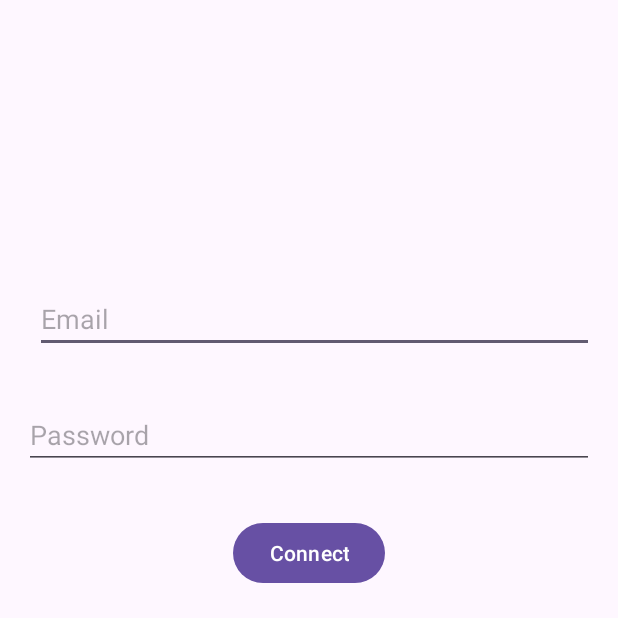
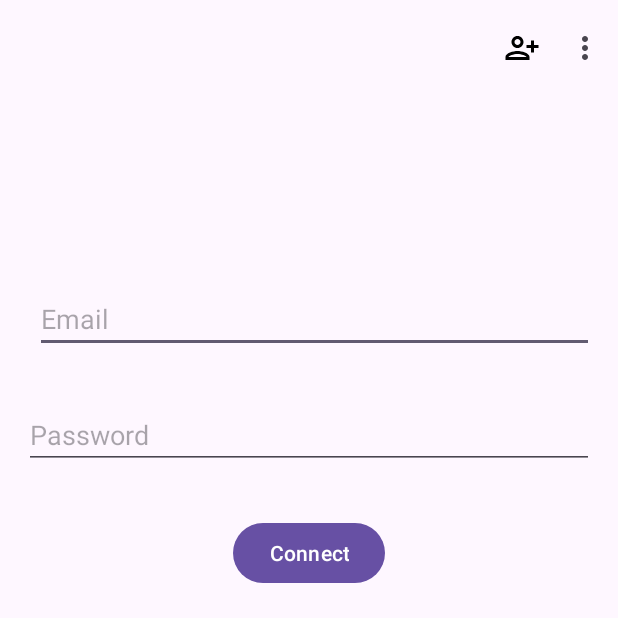
Before and after one commit to styog11/Examen-Menu-SQLite-Android-App, an Android app: the Login screen opened directly, with no data from a screen before it, on a phone screen of 412 x 824 dp, the top half of it. Run offline under Robolectric (Android 15) with nearby library versions, the phone set to English and light mode, and no system bars.

Commit message:
first commit

```diff
--- a/app/src/main/AndroidManifest.xml
+++ b/app/src/main/AndroidManifest.xml
@@ -13,6 +13,9 @@
         android:theme="@style/Theme.ExamenMenuSQLiteAndroidApp"
         tools:targetApi="31">
         <activity
+            android:name=".Connect"
+            android:exported="false" />
+        <activity
             android:name=".Login"
             android:exported="false" />
         <activity
--- a/app/src/main/java/com/example/examen_menu_sqlite_android_app/Login.java
+++ b/app/src/main/java/com/example/examen_menu_sqlite_android_app/Login.java
@@ -1,13 +1,19 @@
 package com.example.examen_menu_sqlite_android_app;
 
 import androidx.appcompat.app.AppCompatActivity;
+import androidx.appcompat.widget.Toolbar;
 
+import android.content.Intent;
 import android.os.Bundle;
+import android.view.Menu;
+import android.view.MenuInflater;
+import android.view.MenuItem;
 import android.view.View;
 import android.widget.Button;
 import android.widget.EditText;
 
 public class Login extends AppCompatActivity {
+    boolean isLogIn=true;
     private EditText mail;
     private EditText pass;
     private Button loginBtn;
@@ -16,6 +22,8 @@ public class Login extends AppCompatActivity {
     protected void onCreate(Bundle savedInstanceState) {
         super.onCreate(savedInstanceState);
         setContentView(R.layout.activity_login);
+        Toolbar toolbar = findViewById(R.id.toolbar);
+        setSupportActionBar(toolbar);
 
         mail = findViewById(R.id.mail);
         pass = findViewById(R.id.password);
@@ -26,10 +34,42 @@ public class Login extends AppCompatActivity {
             public void onClick(View v) {
                 String username = mail.getText().toString().trim();
                 String password = pass.getText().toString().trim();
-
-
+                Intent intent = new Intent(Login.this, Connect.class);
+                startActivity(intent);
             }
         });
 
     }
+    @Override
+    public boolean onCreateOptionsMenu(Menu menu) {
+        MenuInflater inflater = getMenuInflater();
+        inflater.inflate(R.menu.menu_client, menu);
+        updateMenu(menu);
+        return true;
+    }
+
+    public void onLogin(MenuItem item) {
+    }
+
+    public void onSingUp(MenuItem item) {
+        isLogIn = true;
+    }
+
+    public void onLogOut(MenuItem item) {
+
+    }
+    public void oncalcul(MenuItem item) {
+
+    }
+    public void onAffichage(MenuItem item) {
+
+    }
+
+    public void updateMenu(Menu menu) {
+        MenuItem login = menu.findItem(R.id.Login);
+        MenuItem logout = menu.findItem(R.id.Logout);
+        login.setVisible(!isLogIn);
+        logout.setVisible(false);
+    }
+
 }
--- /dev/null
+++ b/app/src/main/res/drawable/adduser.xml
@@ -0,0 +1,5 @@
+<vector android:height="24dp" android:tint="#000000"
+    android:viewportHeight="24" android:viewportWidth="24"
+    android:width="24dp" xmlns:android="http://schemas.android.com/apk/res/android">
+    <path android:fillColor="@android:color/black" android:pathData="M13,8c0,-2.21 -1.79,-4 -4,-4S5,5.79 5,8s1.79,4 4,4S13,10.21 13,8zM11,8c0,1.1 -0.9,2 -2,2S7,9.1 7,8s0.9,-2 2,-2S11,6.9 11,8zM1,18v2h16v-2c0,-2.66 -5.33,-4 -8,-4S1,15.34 1,18zM3,18c0.2,-0.71 3.3,-2 6,-2c2.69,0 5.78,1.28 6,2H3zM20,15v-3h3v-2h-3V7h-2v3h-3v2h3v3H20z"/>
+</vector>
--- /dev/null
+++ b/app/src/main/res/drawable/login.xml
@@ -0,0 +1,5 @@
+<vector android:autoMirrored="true" android:height="24dp"
+    android:tint="#000000" android:viewportHeight="24"
+    android:viewportWidth="24" android:width="24dp" xmlns:android="http://schemas.android.com/apk/res/android">
+    <path android:fillColor="@android:color/black" android:pathData="M11,7L9.6,8.4l2.6,2.6H2v2h10.2l-2.6,2.6L11,17l5,-5L11,7zM20,19h-8v2h8c1.1,0 2,-0.9 2,-2V5c0,-1.1 -0.9,-2 -2,-2h-8v2h8V19z"/>
+</vector>
--- a/app/src/main/res/layout/activity_login.xml
+++ b/app/src/main/res/layout/activity_login.xml
@@ -5,7 +5,11 @@
     android:layout_width="match_parent"
     android:layout_height="match_parent"
     tools:context=".Login">
-
+    <androidx.appcompat.widget.Toolbar
+        android:id="@+id/toolbar"
+        android:layout_width="match_parent"
+        android:layout_height="wrap_content"
+        app:title=" "/>
     <EditText
         android:id="@+id/mail"
         android:layout_width="match_parent"
--- a/app/src/main/res/layout/activity_main.xml
+++ b/app/src/main/res/layout/activity_main.xml
@@ -5,7 +5,11 @@
     android:layout_width="match_parent"
     android:layout_height="match_parent"
     tools:context=".MainActivity">
-
+    <androidx.appcompat.widget.Toolbar
+        android:id="@+id/toolbar"
+        android:layout_width="match_parent"
+        android:layout_height="wrap_content"
+        app:title=" "/>
 
 
 
--- a/app/src/main/res/menu/menu_client.xml
+++ b/app/src/main/res/menu/menu_client.xml
@@ -17,12 +17,12 @@
         android:visible="true"/>
     <item
         android:id="@+id/calcul"
-        android:onClick="onalcalcul"
+        android:onClick="oncalcul"
         android:title="@string/Clculatrice"
         app:showAsAction="never" />
     <item
         android:id="@+id/temp"
-        android:onClick="onalcalcul"
+        android:onClick="oncalcul"
         android:title="@string/Temperature"
         app:showAsAction="never" />
     <item
```
Also changed, not shown: app/src/main/java/com/example/examen_menu_sqlite_android_app/Connect.java (added, +14 -0 lines), app/src/main/java/com/example/examen_menu_sqlite_android_app/MainActivity.java (+14 -8 lines), app/src/main/res/layout/activity_connect.xml (added, +9 -0 lines), app/src/main/res/drawable/adduser.png (deleted), app/src/main/res/drawable/login.png (deleted).
